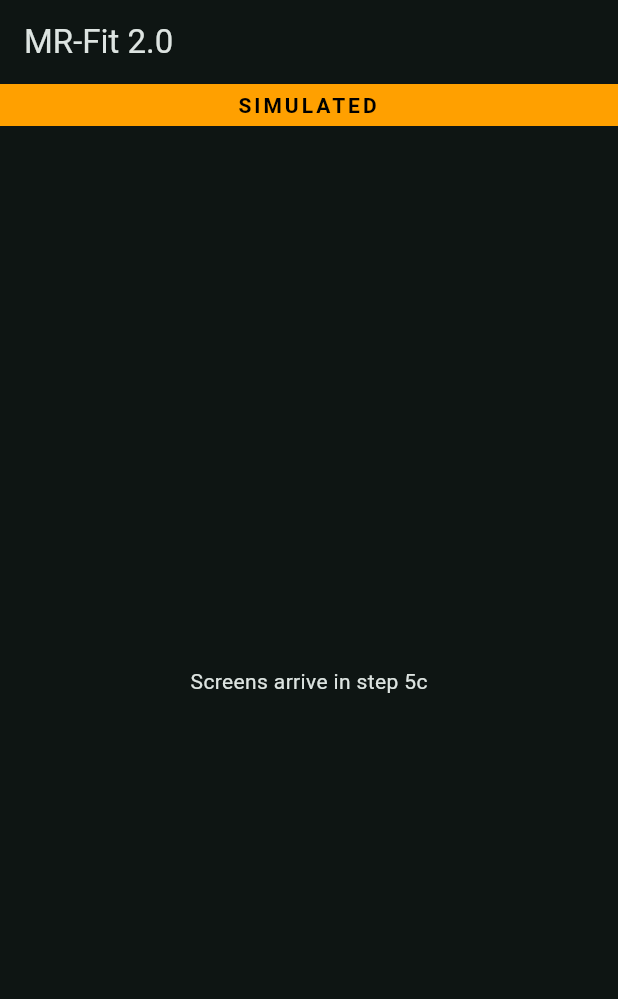
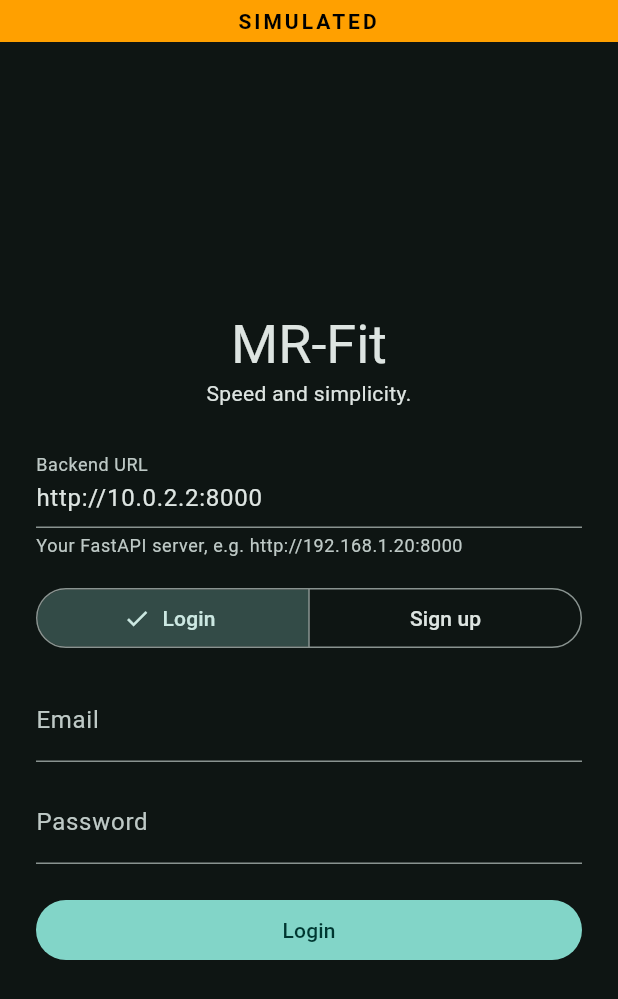
Before and after one commit to Madyan005/mr_fit, a Flutter app: the screen it shows after launch, on a phone screen of 412 x 824 dp. Shown: the top 999 px of the screen. Run offline on Flutter 3.47's test engine with Material 3 defaults, Android fonts, the phone set to English and light mode, and no system bars; our stand-ins replace dio, drift, flutter_riverpod, flutter_secure_storage, material_ui; missing offline and left inert: sqlite3; accounts and stored records are empty; generated files the repository leaves out were written again.

Commit message:
Add session handling, the Auth screen and the app shell (5c checkpoint 3)
- providers.dart: data-layer wiring (secret store, encrypted DB, API,
  sync, set repository); bindings.dart stays the only mock/real switch.
- SessionNotifier: restores a saved session, sign in / sign up / sign out,
  returns to login with a notice when the refresh token is rejected.
  Local sets belong to one account: sign-out keeps them for that account,
  signing in as another account asks before deleting unsynced sets, so a
  set can never be uploaded under the wrong user.
- AuthScreen (ported v1 auth card): backend URL, Login/Sign up, the same
  client-side rules as the server, inline errors.
- HomeShell: Track / Library / Stats / Coach navigation, upload badge,
  SIMULATED banner, sign-out confirmation while uploads are waiting.
- main.dart opens the SQLCipher DB before the first frame.
- 9 widget tests on a fake backend.

Co-Authored-By: Claude Opus 5.5 <noreply@anthropic.com>

```diff
--- /dev/null
+++ b/mobile/lib/app/app.dart
@@ -0,0 +1,41 @@
+import 'package:flutter_riverpod/flutter_riverpod.dart';
+import 'package:material_ui/material_ui.dart';
+
+import '../presentation/auth/auth_screen.dart';
+import '../presentation/shell/home_shell.dart';
+import 'session.dart';
+
+/// Tabs of the signed-in app. Each ported screen replaces its placeholder in step 5c.
+List<ShellPage> appPages() => [
+      ShellPage('Track', Icons.today_outlined, () => const _ComingSoon('Track')),
+      ShellPage('Library', Icons.fitness_center, () => const _ComingSoon('Library')),
+      ShellPage('Stats', Icons.insights_outlined, () => const _ComingSoon('Stats')),
+      ShellPage('Coach', Icons.sports_outlined, () => const _ComingSoon('Coach')),
+    ];
+
+class MrFitApp extends ConsumerWidget {
+  const MrFitApp({super.key});
+
+  @override
+  Widget build(BuildContext context, WidgetRef ref) {
+    final session = ref.watch(sessionProvider);
+    return MaterialApp(
+      title: 'MR-Fit',
+      theme: ThemeData(colorScheme: ColorScheme.fromSeed(seedColor: Colors.teal, brightness: Brightness.dark)),
+      home: switch (session) {
+        AsyncData(value: SessionState(status: SessionStatus.signedIn)) => HomeShell(pages: appPages()),
+        AsyncData(:final value) => AuthScreen(key: ValueKey(value.notice), notice: value.notice),
+        AsyncError() => const AuthScreen(notice: 'Could not read the saved session. Please sign in.'),
+        _ => const Scaffold(body: Center(child: CircularProgressIndicator())),
+      },
+    );
+  }
+}
+
+class _ComingSoon extends StatelessWidget {
+  const _ComingSoon(this.name);
+  final String name;
+
+  @override
+  Widget build(BuildContext context) => Center(child: Text('$name screen'));
+}
--- /dev/null
+++ b/mobile/lib/app/session.dart
@@ -0,0 +1,107 @@
+import 'package:drift/drift.dart';
+import 'package:flutter_riverpod/flutter_riverpod.dart';
+
+import '../data/local/app_database.dart';
+import 'providers.dart';
+
+enum SessionStatus { signedOut, signedIn }
+
+final class SessionState {
+  const SessionState(this.status, {this.email, this.notice});
+  final SessionStatus status;
+  final String? email;
+
+  /// Shown on the sign-in screen (e.g. "Your session expired").
+  final String? notice;
+}
+
+/// Thrown by [SessionNotifier.signIn] when this phone still holds unsynced sets of a
+/// different account; the UI asks before calling again with `discardOtherAccountData`.
+class OtherAccountDataPending implements Exception {
+  const OtherAccountDataPending(this.ownerEmail, this.pendingSets);
+  final String ownerEmail;
+  final int pendingSets;
+}
+
+final sessionProvider = AsyncNotifierProvider<SessionNotifier, SessionState>(SessionNotifier.new);
+
+class SessionNotifier extends AsyncNotifier<SessionState> {
+  static const _ownerKey = 'db.owner_email';
+  static const expiredNotice = 'Your session expired. Please sign in again.';
+
+  @override
+  Future<SessionState> build() async {
+    ref.watch(apiClientProvider).onSessionExpired = _expired;
+    final tokens = await ref.watch(tokenStoreProvider).read();
+    if (tokens == null) return const SessionState(SessionStatus.signedOut);
+    final owner = await ref.read(secretStoreProvider).read(_ownerKey);
+    _startSync();
+    return SessionState(SessionStatus.signedIn, email: owner);
+  }
+
+  /// [signup] = create the account first. Saves [baseUrl] before calling the server.
+  Future<void> signIn({
+    required String baseUrl,
+    required String email,
+    required String password,
+    bool signup = false,
+    bool discardOtherAccountData = false,
+  }) async {
+    final normalizedEmail = email.trim().toLowerCase();
+    final store = ref.read(secretStoreProvider);
+    final owner = await store.read(_ownerKey);
+    if (owner != null && owner != normalizedEmail) {
+      final pending = await _unsyncedSetCount();
+      if (pending > 0 && !discardOtherAccountData) throw OtherAccountDataPending(owner, pending);
+    }
+
+    await ref.read(tokenStoreProvider).setBaseUrl(baseUrl);
+    final api = ref.read(apiProvider);
+    if (signup) {
+      await api.signup(normalizedEmail, password);
+    } else {
+      await api.login(normalizedEmail, password);
+    }
+
+    if (owner != normalizedEmail) {
+      await _clearLocalData(); // never upload one account's sets under another account
+      await store.write(_ownerKey, normalizedEmail);
+    }
+    state = AsyncData(SessionState(SessionStatus.signedIn, email: normalizedEmail));
+    _startSync();
+  }
+
+  /// Local sets are kept: they upload when the same account signs in again.
+  Future<void> signOut() async {
+    ref.read(syncServiceProvider).stop();
+    await ref.read(apiProvider).logout();
+    state = const AsyncData(SessionState(SessionStatus.signedOut));
+  }
+
+  void _expired() {
+    ref.read(syncServiceProvider).stop();
+    state = const AsyncData(SessionState(SessionStatus.signedOut, notice: expiredNotice));
+  }
+
+  void _startSync() {
+    if (ref.read(syncAutoStartProvider)) ref.read(syncServiceProvider).start();
+  }
+
+  Future<int> _unsyncedSetCount() async {
+    final db = ref.read(appDatabaseProvider);
+    final c = db.localSets.setId.count();
+    final row = await (db.selectOnly(db.localSets)
+          ..addColumns([c])
+          ..where(db.localSets.syncState.equalsValue(SyncState.synced).not()))
+        .getSingle();
+    return row.read(c) ?? 0;
+  }
+
+  Future<void> _clearLocalData() async {
+    final db = ref.read(appDatabaseProvider);
+    await db.transaction(() async {
+      await db.delete(db.outbox).go();
+      await db.delete(db.localSets).go();
+    });
+  }
+}
--- a/mobile/lib/main.dart
+++ b/mobile/lib/main.dart
@@ -1,32 +1,28 @@
 import 'package:flutter_riverpod/flutter_riverpod.dart';
 import 'package:material_ui/material_ui.dart';
+import 'package:path_provider/path_provider.dart';
 
+import 'app/app.dart';
 import 'app/bindings.dart';
-import 'presentation/widgets/simulated_banner.dart';
+import 'app/providers.dart';
+import 'data/local/encrypted_db.dart';
+import 'data/storage/secret_store.dart';
 
-/// Entry point. Mock mode is the default so the app runs on an emulator with no hardware.
-/// Placeholder home screen until the ported screens land in step 5c.
-void main() {
-  runApp(ProviderScope(overrides: sourceOverrides(SourceMode.mock), child: const MrFitApp()));
+/// Opens the encrypted local DB (key from the Android Keystore) before the first frame.
+/// Mock mode is the default so the app runs on an emulator with no hardware.
+Future<void> main() async {
+  WidgetsFlutterBinding.ensureInitialized();
+  final secrets = SecureSecretStore();
+  final opened = await EncryptedDb.open(await getApplicationSupportDirectory(), secrets);
+  runApp(ProviderScope(
+    overrides: [
+      ...sourceOverrides(SourceMode.mock),
+      secretStoreProvider.overrideWithValue(secrets),
+      appDatabaseProvider.overrideWithValue(opened.db),
+      if (opened.movedAside != null)
+        startupNoticeProvider.overrideWithValue(
+            'The local database could not be decrypted and was set aside; a new one was created.'),
+    ],
+    child: const MrFitApp(),
+  ));
 }
-
-class MrFitApp extends StatelessWidget {
-  const MrFitApp({super.key});
-
-  @override
-  Widget build(BuildContext context) {
-    return MaterialApp(
-      title: 'MR-Fit',
-      theme: ThemeData(colorScheme: ColorScheme.fromSeed(seedColor: Colors.teal, brightness: Brightness.dark)),
-      home: Scaffold(
-        appBar: AppBar(title: const Text('MR-Fit 2.0')),
-        body: const Column(
-          children: [
-            SimulatedBanner(),
-            Expanded(child: Center(child: Text('Screens arrive in step 5c'))),
-          ],
-        ),
-      ),
-    );
-  }
-}
--- /dev/null
+++ b/mobile/lib/presentation/auth/auth_screen.dart
@@ -0,0 +1,192 @@
+import 'package:flutter_riverpod/flutter_riverpod.dart';
+import 'package:material_ui/material_ui.dart';
+
+import '../../app/providers.dart';
+import '../../app/session.dart';
+import '../../data/api/api_exception.dart';
+import '../../data/auth/token_store.dart';
+import '../widgets/simulated_banner.dart';
+
+/// Ported from the v1 auth card (archive/legacy_v1/static/index.html): backend URL,
+/// Login / Sign up, email + password. Same client-side rules as the server's AuthRequest.
+class AuthScreen extends ConsumerStatefulWidget {
+  const AuthScreen({super.key, this.notice});
+  final String? notice;
+
+  @override
+  ConsumerState<AuthScreen> createState() => _AuthScreenState();
+}
+
+class _AuthScreenState extends ConsumerState<AuthScreen> {
+  final _url = TextEditingController();
+  final _email = TextEditingController();
+  final _password = TextEditingController();
+  bool _signup = false;
+  bool _busy = false;
+  String? _error;
+
+  @override
+  void initState() {
+    super.initState();
+    ref.read(tokenStoreProvider).baseUrl().then((u) {
+      if (mounted && _url.text.isEmpty) _url.text = u;
+    });
+  }
+
+  @override
+  void dispose() {
+    _url.dispose();
+    _email.dispose();
+    _password.dispose();
+    super.dispose();
+  }
+
+  String? _validate() {
+    try {
+      TokenStore.normalizeBaseUrl(_url.text);
+    } on FormatException catch (e) {
+      return e.message;
+    }
+    final email = _email.text.trim();
+    if (email.length < 3 || !email.contains('@') || email.startsWith('@') || email.endsWith('@')) {
+      return 'Enter a valid email address';
+    }
+    if (_password.text.length < 6) return 'Password must be at least 6 characters';
+    return null;
+  }
+
+  Future<void> _submit({bool discard = false}) async {
+    final problem = _validate();
+    if (problem != null) return setState(() => _error = problem);
+    setState(() {
+      _busy = true;
+      _error = null;
+    });
+    try {
+      await ref.read(sessionProvider.notifier).signIn(
+            baseUrl: _url.text,
+            email: _email.text,
+            password: _password.text,
+            signup: _signup,
+            discardOtherAccountData: discard,
+          );
+    } on OtherAccountDataPending catch (e) {
+      if (!mounted) return;
+      setState(() => _busy = false);
+      final ok = await showDialog<bool>(
+        context: context,
+        builder: (c) => AlertDialog(
+          title: const Text('Unsynced sets on this phone'),
+          content: Text('${e.pendingSets} set(s) recorded by ${e.ownerEmail} have not been uploaded yet. '
+              'Signing in with another account deletes them from this phone.'),
+          actions: [
+            TextButton(onPressed: () => Navigator.pop(c, false), child: const Text('Cancel')),
+            TextButton(onPressed: () => Navigator.pop(c, true), child: const Text('Delete and continue')),
+          ],
+        ),
+      );
+      if (ok ?? false) await _submit(discard: true);
+      return;
+    } on ApiException catch (e) {
+      if (mounted) setState(() => _error = e.message);
+    } on FormatException catch (e) {
+      if (mounted) setState(() => _error = e.message);
+    }
+    if (mounted) setState(() => _busy = false);
+  }
+
+  @override
+  Widget build(BuildContext context) {
+    final theme = Theme.of(context);
+    final notice = widget.notice;
+    return Scaffold(
+      body: SafeArea(
+        child: Column(
+          children: [
+            const SimulatedBanner(),
+            Expanded(
+              child: Center(
+                child: SingleChildScrollView(
+                  padding: const EdgeInsets.all(24),
+                  child: ConstrainedBox(
+                    constraints: const BoxConstraints(maxWidth: 420),
+                    child: AutofillGroup(
+                      child: Column(
+                        crossAxisAlignment: CrossAxisAlignment.stretch,
+                        children: [
+                          Text('MR-Fit', textAlign: TextAlign.center, style: theme.textTheme.displaySmall),
+                          Text('Speed and simplicity.', textAlign: TextAlign.center, style: theme.textTheme.bodyMedium),
+                          const SizedBox(height: 24),
+                          if (notice != null) ...[
+                            Card(
+                              color: theme.colorScheme.secondaryContainer,
+                              child: Padding(padding: const EdgeInsets.all(12), child: Text(notice)),
+                            ),
+                            const SizedBox(height: 12),
+                          ],
+                          TextField(
+                            key: const Key('auth.url'),
+                            controller: _url,
+                            keyboardType: TextInputType.url,
+                            decoration: const InputDecoration(
+                              labelText: 'Backend URL',
+                              helperText: 'Your FastAPI server, e.g. http://192.168.1.20:8000',
+                            ),
+                          ),
+                          const SizedBox(height: 16),
+                          SegmentedButton<bool>(
+                            segments: const [
+                              ButtonSegment(value: false, label: Text('Login')),
+                              ButtonSegment(value: true, label: Text('Sign up')),
+                            ],
+                            selected: {_signup},
+                            onSelectionChanged: (s) => setState(() {
+                              _signup = s.first;
+                              _error = null;
+                            }),
+                          ),
+                          const SizedBox(height: 16),
+                          TextField(
+                            key: const Key('auth.email'),
+                            controller: _email,
+                            keyboardType: TextInputType.emailAddress,
+                            autofillHints: const [AutofillHints.email],
+                            decoration: const InputDecoration(labelText: 'Email'),
+                          ),
+                          const SizedBox(height: 12),
+                          TextField(
+                            key: const Key('auth.password'),
+                            controller: _password,
+                            obscureText: true,
+                            autofillHints: [_signup ? AutofillHints.newPassword : AutofillHints.password],
+                            decoration: const InputDecoration(labelText: 'Password'),
+                            onSubmitted: (_) => _busy ? null : _submit(),
+                          ),
+                          const SizedBox(height: 20),
+                          FilledButton(
+                            key: const Key('auth.submit'),
+                            onPressed: _busy ? null : _submit,
+                            child: _busy
+                                ? const SizedBox.square(dimension: 18, child: CircularProgressIndicator(strokeWidth: 2))
+                                : Text(_signup ? 'Create account' : 'Login'),
+                          ),
+                          if (_error != null) ...[
+                            const SizedBox(height: 12),
+                            Text(_error!,
+                                key: const Key('auth.error'),
+                                textAlign: TextAlign.center,
+                                style: TextStyle(color: theme.colorScheme.error)),
+                          ],
+                        ],
+                      ),
+                    ),
+                  ),
+                ),
+              ),
+            ),
+          ],
+        ),
+      ),
+    );
+  }
+}
```
Also changed, not shown: mobile/lib/app/providers.dart (added, +47 -0 lines), mobile/lib/presentation/shell/home_shell.dart (added, +96 -0 lines), 3 other files.
